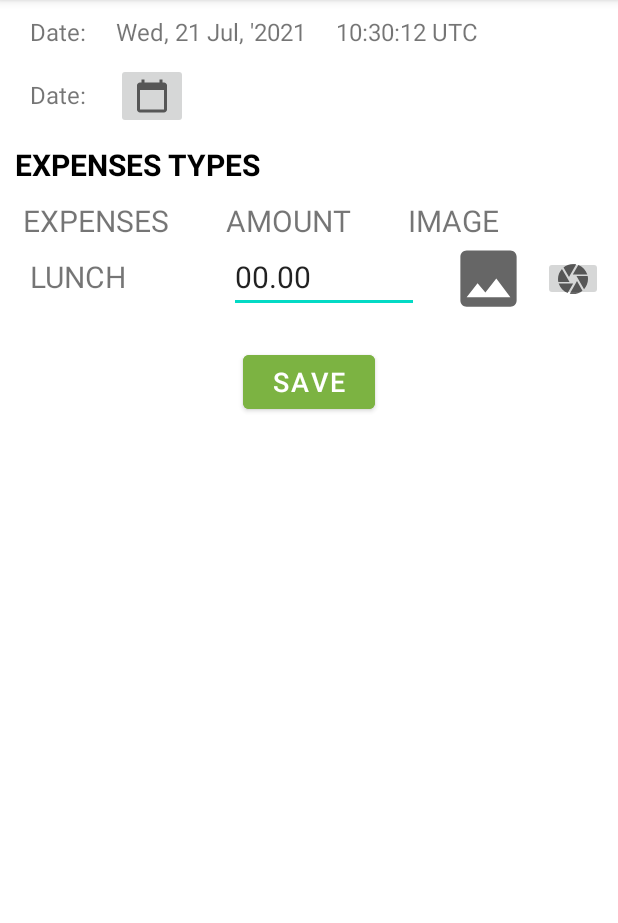
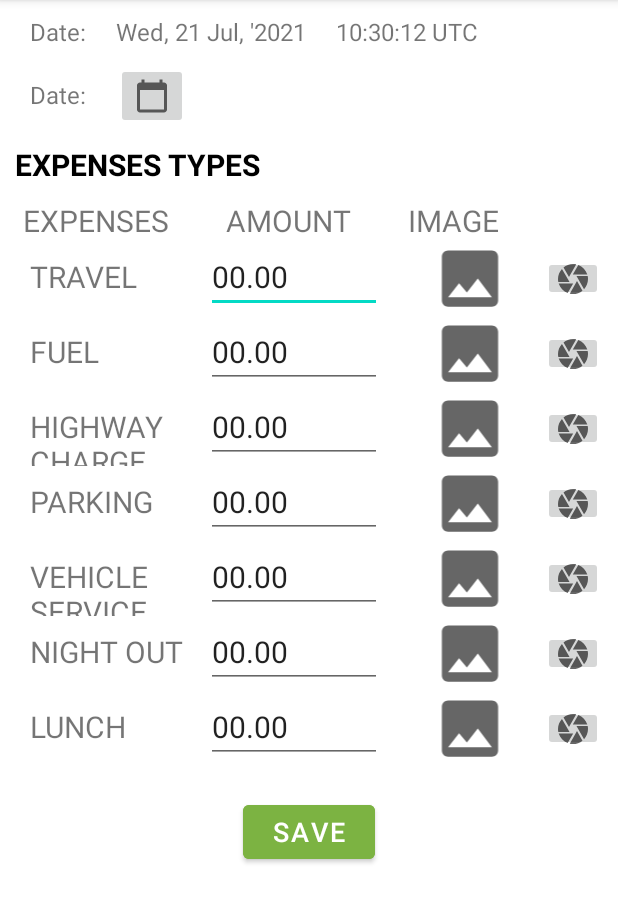
Before and after one commit to keerthanan19/CeylonLinuxAssignment, an Android app: the AddExpensesActivity screen opened directly, with no data from a screen before it, on a phone screen of 412 x 824 dp, the part 84-1007 px from its top. Run offline under Robolectric (Android 15) with nearby library versions, the phone set to English and light mode, and no system bars; pictures from the network do not load.

Commit message:
## fix bug

```diff
--- a/app/src/main/java/com/assignment/ceylonlinuxassignment/Adapter/ExpensesTypeListAdapter.java
+++ b/app/src/main/java/com/assignment/ceylonlinuxassignment/Adapter/ExpensesTypeListAdapter.java
@@ -76,7 +76,9 @@ public class ExpensesTypeListAdapter extends RecyclerView.Adapter<ExpensesTypeLi
             }
         });
 
-        expense.setExpenses_image(AddExpensesActivity.selectedImage.toString());
+        if(AddExpensesActivity.selectedImage != null) {
+            expense.setExpenses_image(AddExpensesActivity.selectedImage.toString());
+        }
         expense.setExpenses_date(AddExpensesActivity.date);
         expense.setExpenses_add_date(AddExpensesActivity.CurrentDate);
         expense.setExpenses_add_time(AddExpensesActivity.CurrentTime);
--- a/app/src/main/java/com/assignment/ceylonlinuxassignment/AddExpensesActivity.java
+++ b/app/src/main/java/com/assignment/ceylonlinuxassignment/AddExpensesActivity.java
@@ -26,7 +26,7 @@ import java.util.Locale;
 
 public class AddExpensesActivity extends AppCompatActivity {
     ImageView view ;
-    public  static  Uri selectedImage;
+    public  static  Uri selectedImage ;
     public  static String CurrentDate;
     public  static String CurrentTime;
     public  static String date;
@@ -56,17 +56,16 @@ public class AddExpensesActivity extends AppCompatActivity {
         CurrentDate = currentDate.toString();
         CurrentTime = currentTime.toString();
 
+
+        String[] name = getResources().getStringArray(R.array.name);
+
         ArrayList<Expenses> expensesArrayList = new ArrayList<>();
-        Expenses expenses = new Expenses();
-        expenses.setExpenses_type("TRAVEL");
-        expenses.setExpenses_type("FUEL");
-        expenses.setExpenses_type("HIGHWAY CHARGE");
-        expenses.setExpenses_type("PARKING");
-        expenses.setExpenses_type("VEHICLE SERVICE");
-        expenses.setExpenses_type("NIGHT OUT");
-        expenses.setExpenses_type("LUNCH");
 
-        expensesArrayList.add(expenses);
+        for (int i = 0; i < name.length; i++) {
+            Expenses expenses = new Expenses();
+            expenses.setExpenses_type( name[i]);
+            expensesArrayList.add(expenses);
+        }
 
         RecyclerView expenses_type_list = findViewById(R.id.expense_type_list);
         LinearLayoutManager layoutManagerExpenses_type_list = new LinearLayoutManager(this, LinearLayoutManager.VERTICAL, false);
@@ -116,7 +115,7 @@ public class AddExpensesActivity extends AppCompatActivity {
              for(int i = 0 ; i < addList.size(); i++){
                  DBUtils.insert_expenses_to_expense_table(addList.get(i),AddExpensesActivity.this);
 
-                 if(i == addList.size()){
+                 if(i == addList.size() - 1){
                      startActivity(new Intent(AddExpensesActivity.this,MainActivity.class));
                  }
              }
--- a/app/src/main/java/com/assignment/ceylonlinuxassignment/Database/DBUtils.java
+++ b/app/src/main/java/com/assignment/ceylonlinuxassignment/Database/DBUtils.java
@@ -78,10 +78,11 @@ public class DBUtils {
 
                     dateCollection.add(expenses);
                 } while (c.moveToNext());
+                Log.e(TAG, "getAllExpensesData " + dateCollection.size());
             }
             return dateCollection;
         } catch (Exception e) {
-            Log.e(TAG, "getAllOrderSummaryData " + e.toString());
+            Log.e(TAG, "getAllExpensesData " + e.toString());
         }
         return dateCollection;
     }
--- a/app/src/main/res/layout/expense_type_list.xml
+++ b/app/src/main/res/layout/expense_type_list.xml
@@ -14,7 +14,7 @@
 
         <TextView
             android:id="@+id/type"
-            android:layout_width="wrap_content"
+            android:layout_width="match_parent"
             android:layout_height="wrap_content"
             android:textSize="20sp"
             android:text="EXPENSES"
@@ -23,15 +23,16 @@
 
         <EditText
             android:id="@+id/amount"
-            android:layout_width="wrap_content"
+            android:layout_width="match_parent"
             android:layout_height="wrap_content"
             android:textSize="20sp"
             android:text="00.00"
+            android:inputType="numberDecimal"
             android:layout_weight="1"/>
 
         <ImageView
             android:id="@+id/image"
-            android:layout_width="wrap_content"
+            android:layout_width="match_parent"
             android:layout_height="match_parent"
             android:textSize="20sp"
             android:src="@drawable/ic_baseline_image_24"
--- /dev/null
+++ b/app/src/main/res/values/arrays.xml
@@ -0,0 +1,13 @@
+<?xml version="1.0" encoding="utf-8"?>
+<resources>
+    <string-array name="name" >
+        <item>TRAVEL</item>
+        <item>FUEL</item>
+        <item>HIGHWAY CHARGE</item>
+        <item>PARKING</item>
+        <item>VEHICLE SERVICE</item>
+        <item>NIGHT OUT</item>
+        <item>LUNCH</item>
+    </string-array>
+
+</resources>
```
Also changed, not shown: app/src/main/java/com/assignment/ceylonlinuxassignment/Adapter/ExpensesListAdapter.java (+6 -4 lines), app/src/main/java/com/assignment/ceylonlinuxassignment/Network/JsonReaderGet.java (+6 -6 lines), app/src/main/java/com/assignment/ceylonlinuxassignment/async_task/getAllData.java (+7 -0 lines), app/src/main/res/layout/expense_list.xml (+10 -10 lines), 1 other file.
